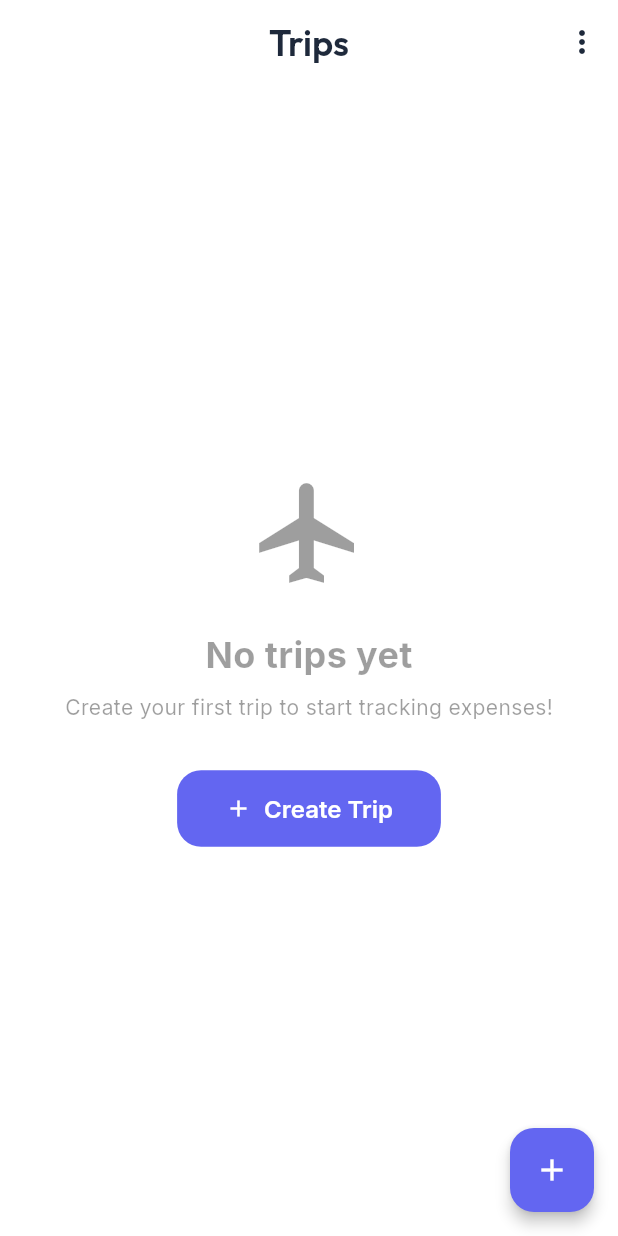
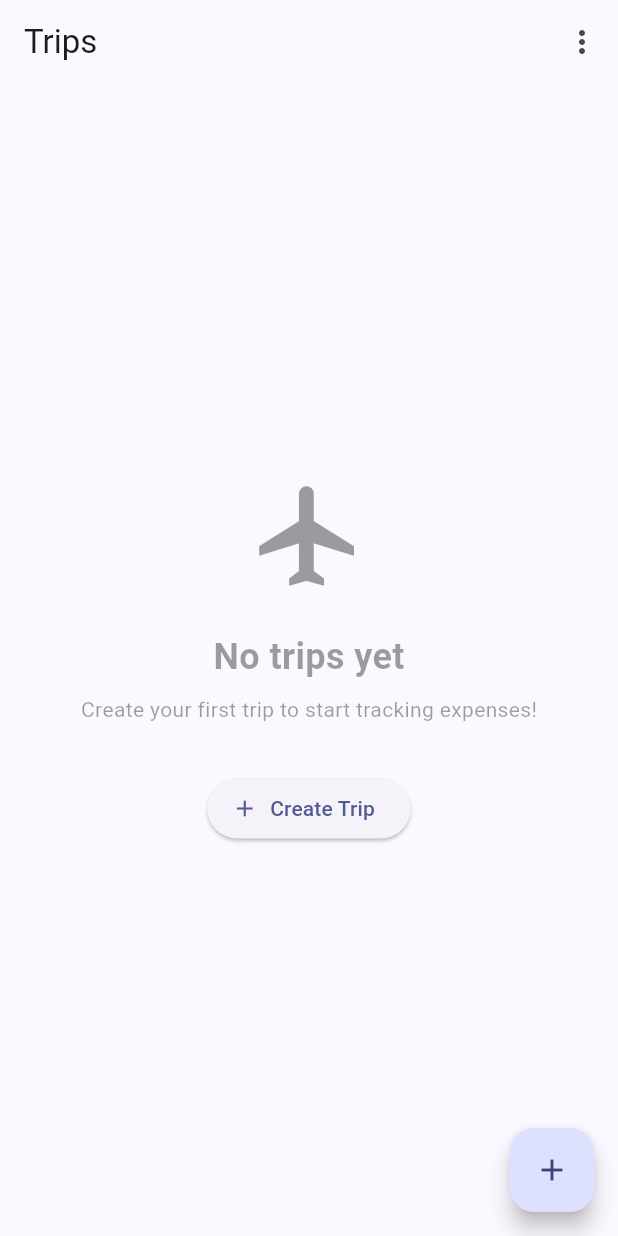
Before and after one commit to kulothunganug/split_trip_expenses, a Flutter app: the screen it shows after launch, on a phone screen of 412 x 824 dp. Run offline on Flutter 3.47's test engine with Material 3 defaults, Android fonts, the phone set to English and light mode, and no system bars; our stand-ins replace drift, file_picker, fl_chart, share_plus, shared_preferences; accounts and stored records are empty; generated files the repository leaves out were written again.

Commit message:
theme: use default theme

```diff
--- a/lib/main.dart
+++ b/lib/main.dart
@@ -7,7 +7,6 @@ import 'providers/trips_provider.dart';
 import 'providers/trip_provider.dart';
 import 'services/import_export_service.dart';
 import 'screens/home_screen.dart';
-import 'theme.dart';
 
 void main() async {
   WidgetsFlutterBinding.ensureInitialized();
@@ -37,8 +36,10 @@ class MainApp extends StatelessWidget {
     return MaterialApp(
       title: 'Trip Expense Manager',
       debugShowCheckedModeBanner: false,
-      theme: AppTheme.lightTheme,
-      darkTheme: AppTheme.darkTheme,
+      theme: ThemeData(
+        colorScheme: ColorScheme.fromSeed(seedColor: Colors.indigo),
+        useMaterial3: true,
+      ),
       themeMode: appProvider.themeMode,
       home: const HomeScreen(),
     );
--- a/lib/theme.dart
+++ /dev/null
@@ -1,171 +0,0 @@
-import 'package:flutter/material.dart';
-import 'package:google_fonts/google_fonts.dart';
-
-class AppTheme {
-  // Vibrant gradients and colors
-  static const Color primary = Color(0xFF6366F1); // Indigo
-  static const Color secondary = Color(0xFFEC4899); // Pink
-  static const Color surfaceLight = Color(0xFFF8FAFC);
-  static const Color surfaceDark = Color(0xFF0F172A);
-
-  static const Color textDark = Color(0xFF1E293B);
-  static const Color textLight = Color(0xFFF1F5F9);
-
-  static ThemeData get lightTheme {
-    return ThemeData(
-      useMaterial3: true,
-      brightness: Brightness.light,
-      colorScheme: ColorScheme.fromSeed(
-        seedColor: primary,
-        secondary: secondary,
-        background: surfaceLight,
-        surface: Colors.white,
-        onBackground: textDark,
-        onSurface: textDark,
-      ),
-      textTheme: GoogleFonts.interTextTheme().apply(
-        bodyColor: textDark,
-        displayColor: textDark,
-      ),
-      appBarTheme: AppBarTheme(
-        backgroundColor: Colors.transparent,
-        elevation: 0,
-        centerTitle: true,
-        iconTheme: const IconThemeData(color: textDark),
-        titleTextStyle: GoogleFonts.outfit(
-          color: textDark,
-          fontSize: 24,
-          fontWeight: FontWeight.w600,
-        ),
-      ),
-      floatingActionButtonTheme: const FloatingActionButtonThemeData(
-        backgroundColor: primary,
-        foregroundColor: Colors.white,
-        elevation: 4,
-        shape: RoundedRectangleBorder(
-          borderRadius: BorderRadius.all(Radius.circular(16)),
-        ),
-      ),
-      cardTheme: CardThemeData(
-        color: Colors.white,
-        elevation: 2,
-        shadowColor: Colors.black.withOpacity(0.05),
-        shape: RoundedRectangleBorder(borderRadius: BorderRadius.circular(24)),
-      ),
-      inputDecorationTheme: InputDecorationTheme(
-        filled: true,
-        fillColor: Colors.grey.shade50,
-        border: OutlineInputBorder(
-          borderRadius: BorderRadius.circular(16),
-          borderSide: BorderSide(color: Colors.grey.shade200),
-        ),
-        enabledBorder: OutlineInputBorder(
-          borderRadius: BorderRadius.circular(16),
-          borderSide: BorderSide(color: Colors.grey.shade200),
-        ),
-        focusedBorder: OutlineInputBorder(
-          borderRadius: BorderRadius.circular(16),
-          borderSide: const BorderSide(color: primary, width: 2),
-        ),
-        contentPadding: const EdgeInsets.symmetric(
-          horizontal: 20,
-          vertical: 16,
-        ),
-      ),
-      elevatedButtonTheme: ElevatedButtonThemeData(
-        style: ElevatedButton.styleFrom(
-          backgroundColor: primary,
-          foregroundColor: Colors.white,
-          elevation: 0,
-          padding: const EdgeInsets.symmetric(vertical: 16, horizontal: 32),
-          shape: RoundedRectangleBorder(
-            borderRadius: BorderRadius.circular(16),
-          ),
-          textStyle: GoogleFonts.inter(
-            fontWeight: FontWeight.w600,
-            fontSize: 16,
-          ),
-        ),
-      ),
-    );
-  }
-
-  static ThemeData get darkTheme {
-    return ThemeData(
-      useMaterial3: true,
-      brightness: Brightness.dark,
-      colorScheme: ColorScheme.fromSeed(
-        brightness: Brightness.dark,
-        seedColor: primary,
-        secondary: secondary,
-        background: surfaceDark,
-        surface: const Color(0xFF1E293B),
-        onBackground: textLight,
-        onSurface: textLight,
-      ),
-      textTheme: GoogleFonts.interTextTheme(
-        ThemeData.dark().textTheme,
-      ).apply(bodyColor: textLight, displayColor: textLight),
-      appBarTheme: AppBarTheme(
-        backgroundColor: Colors.transparent,
-        elevation: 0,
-        centerTitle: true,
-        iconTheme: const IconThemeData(color: textLight),
-        titleTextStyle: GoogleFonts.outfit(
-          color: textLight,
-          fontSize: 24,
-          fontWeight: FontWeight.w600,
-        ),
-      ),
-      floatingActionButtonTheme: const FloatingActionButtonThemeData(
-        backgroundColor: primary,
-        foregroundColor: Colors.white,
-        elevation: 4,
-        shape: RoundedRectangleBorder(
-          borderRadius: BorderRadius.all(Radius.circular(16)),
-        ),
-      ),
-      cardTheme: CardThemeData(
-        color: const Color(0xFF1E293B),
-        elevation: 4,
-        shadowColor: Colors.black.withOpacity(0.2),
-        shape: RoundedRectangleBorder(borderRadius: BorderRadius.circular(24)),
-      ),
-      inputDecorationTheme: InputDecorationTheme(
-        filled: true,
-        fillColor: const Color(0xFF0F172A),
-        border: OutlineInputBorder(
-          borderRadius: BorderRadius.circular(16),
-          borderSide: const BorderSide(color: Color(0xFF334155)),
-        ),
-        enabledBorder: OutlineInputBorder(
-          borderRadius: BorderRadius.circular(16),
-          borderSide: const BorderSide(color: Color(0xFF334155)),
-        ),
-        focusedBorder: OutlineInputBorder(
-          borderRadius: BorderRadius.circular(16),
-          borderSide: const BorderSide(color: primary, width: 2),
-        ),
-        contentPadding: const EdgeInsets.symmetric(
-          horizontal: 20,
-          vertical: 16,
-        ),
-      ),
-      elevatedButtonTheme: ElevatedButtonThemeData(
-        style: ElevatedButton.styleFrom(
-          backgroundColor: primary,
-          foregroundColor: Colors.white,
-          elevation: 0,
-          padding: const EdgeInsets.symmetric(vertical: 16, horizontal: 32),
-          shape: RoundedRectangleBorder(
-            borderRadius: BorderRadius.circular(16),
-          ),
-          textStyle: GoogleFonts.inter(
-            fontWeight: FontWeight.w600,
-            fontSize: 16,
-          ),
-        ),
-      ),
-    );
-  }
-}
```
